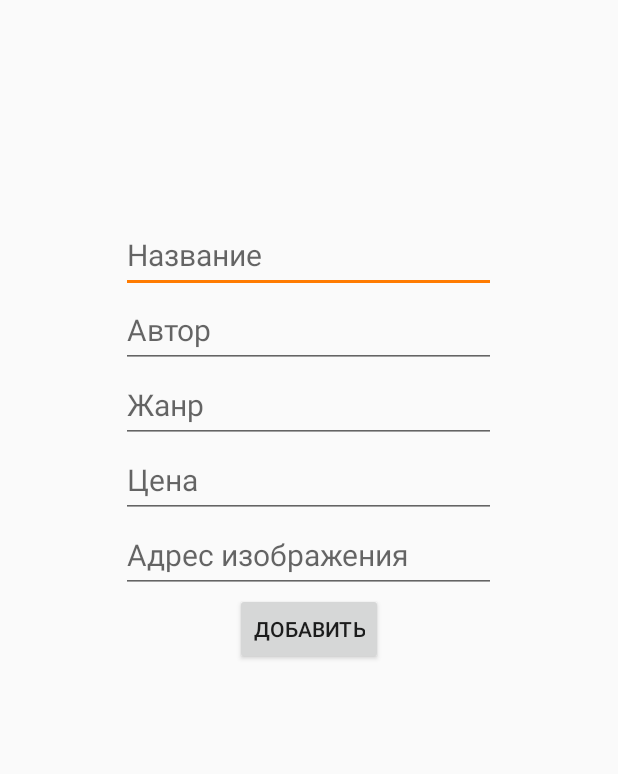
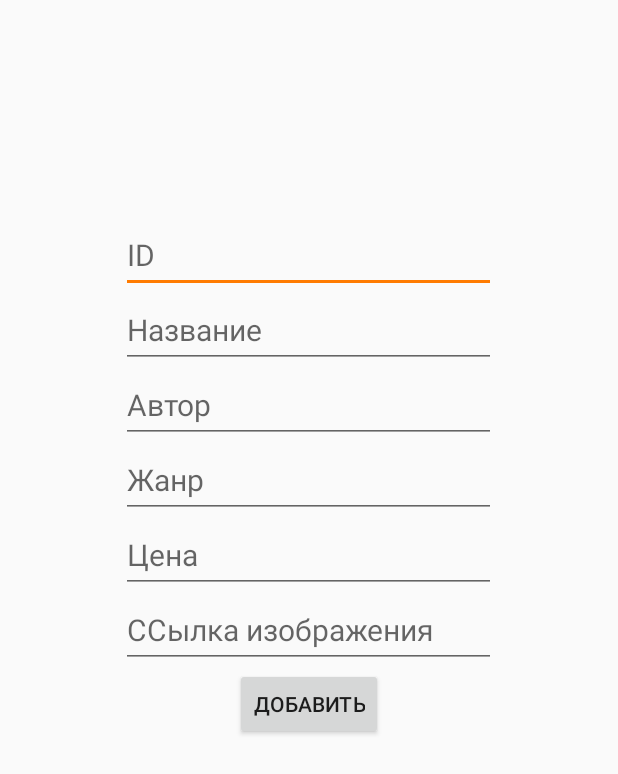
Before and after one commit to AnastassiyaDuisembaeva/Store, an Android app: the AddNewBookActivity screen opened directly, with no data from a screen before it, after a tap on "ДОБАВИТЬ", on a phone screen of 412 x 824 dp. Shown: the top 774 px of the screen. Run offline under Robolectric (Android 15) with nearby library versions, the phone set to English and light mode, and no system bars; our stand-ins replace Firebase (no records; nobody signed in at launch, a user with empty details on screens opened directly).

Commit message:
Edit activity Add New Book, write id book in xml

```diff
--- a/app/src/main/java/com/example/bsfragments/AddNewBookActivity.java
+++ b/app/src/main/java/com/example/bsfragments/AddNewBookActivity.java
@@ -16,6 +16,8 @@ public class AddNewBookActivity extends AppCompatActivity implements View.OnClic
     FirebaseDatabase database = FirebaseDatabase.getInstance();
     DatabaseReference myRef = database.getReference();
 
+
+    private EditText idAdd;
     private EditText name;
     private EditText author;
     private EditText bookGanre;
@@ -27,6 +29,7 @@ public class AddNewBookActivity extends AppCompatActivity implements View.OnClic
         super.onCreate(savedInstanceState);
         setContentView(R.layout.activity_add_new_book);
 
+        idAdd = (EditText)findViewById(R.id.idAdd);
         name = (EditText)findViewById(R.id.nameAdd);
         author = (EditText)findViewById(R.id.authorAdd);
         bookGanre = (EditText)findViewById(R.id.bookGanreAdd);
@@ -39,16 +42,17 @@ public class AddNewBookActivity extends AppCompatActivity implements View.OnClic
     public void onClick(View view) {
         if(view.getId() == R.id.add_new_book)
         {
-            writeNewBook(name.getText().toString(), author.getText().toString(), bookGanre.getText().toString(), price.getText().toString(), imageBook.getText().toString());
+            writeNewBook(idAdd.getText().toString(), name.getText().toString(), author.getText().toString(), bookGanre.getText().toString(), price.getText().toString(), imageBook.getText().toString());
         }
     }
-    public void writeNewBook(String name, String author, String bookGanre, String price, String imageBook){
+    public void writeNewBook(String idAdd, String name, String author, String bookGanre, String price, String imageBook){
         Item book = new Item(name, author, bookGanre, price, imageBook);
         if(book != null){
-            Random rand = new Random();
+            /*Random rand = new Random();
             int randomNum = rand.nextInt(1000000);
-            String bookId = Integer.toString(randomNum);
-            myRef.child("books").child(bookId).setValue(book);
+            String bookId = Integer.toString(randomNum);*/
+            myRef.child("books").child(idAdd).setValue(book);
+
             Toast.makeText(AddNewBookActivity.this, "Книга добавлена успешна", Toast.LENGTH_SHORT).show();
         }
         else{
--- a/app/src/main/res/layout/activity_add_new_book.xml
+++ b/app/src/main/res/layout/activity_add_new_book.xml
@@ -4,18 +4,25 @@
     xmlns:tools="http://schemas.android.com/tools"
     android:id="@+id/activity_authentication"
     android:layout_width="match_parent"
-    android:layout_height="match_parent"
-    tools:context=".AddNewBookActivity">
+    android:layout_height="match_parent">
 
 
     <EditText
         android:layout_width="250dp"
         android:layout_height="50dp"
-        android:id="@+id/nameAdd"
+        android:id="@+id/idAdd"
         android:layout_centerHorizontal="true"
         android:layout_marginTop="145dp"
+        android:hint="ID"
+        android:textSize="20sp"/>
+    <EditText
+        android:id="@+id/nameAdd"
+        android:layout_width="250dp"
+        android:layout_height="50dp"
+        android:layout_centerHorizontal="true"
+        android:layout_below="@+id/idAdd"
         android:hint="Название"
-        android:textSize="20sp"/>
+        android:textSize="20sp" />
 
     <EditText
         android:id="@+id/authorAdd"
@@ -50,7 +57,7 @@
         android:layout_height="50dp"
         android:layout_centerHorizontal="true"
         android:layout_below="@+id/priceAdd"
-        android:hint="Адрес изображения"
+        android:hint="ССылка изображения"
         android:textSize="20sp"
         />
     <Button
```
Also changed, not shown: app/src/main/java/com/example/bsfragments/books.java (+6 -5 lines), app/src/main/res/layout/activity_login.xml (+8 -7 lines).
